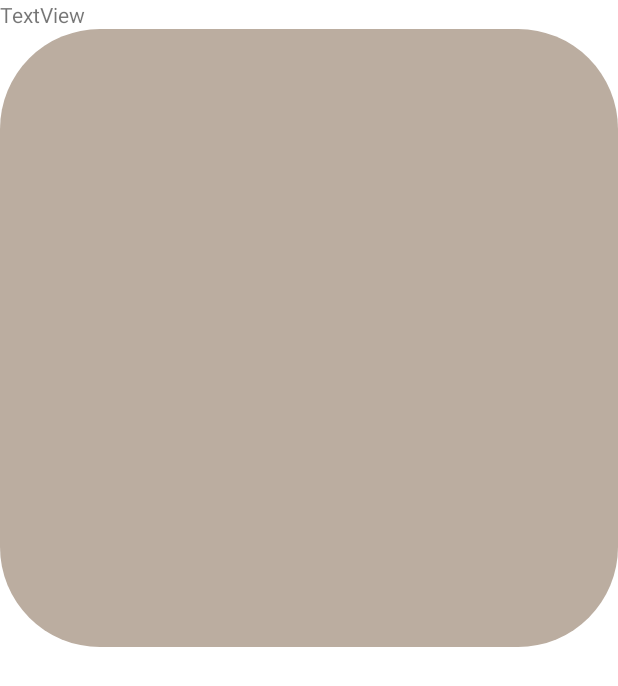
After one commit to h31/ProgrammingLabSummer2022Task3, an Android app: the GameActivity screen opened directly, with no data from a screen before it, on a phone screen of 412 x 824 dp. The commit adds this screen. Shown: the top 686 px of the screen. Run offline under Robolectric (Android 15) with nearby library versions, the phone set to English and light mode, and no system bars.

Commit message:
add GameActivity

```diff
--- /dev/null
+++ b/app/src/main/java/com/example/game/ui/Board.java
@@ -0,0 +1,27 @@
+package com.example.game.ui;
+import android.annotation.SuppressLint;
+import android.content.Context;
+import android.graphics.Canvas;
+import android.graphics.Color;
+import android.graphics.Paint;
+import android.graphics.RectF;
+import android.util.AttributeSet;
+import android.view.View;
+
+import androidx.annotation.Nullable;
+
+public class Board extends View {
+
+    public Board(Context context, @Nullable AttributeSet attrs) {
+        super(context, attrs);
+    }
+
+    @Override
+    protected void onDraw(Canvas canvas) {
+        @SuppressLint("DrawAllocation") Paint paint = new Paint();
+        paint.setColor(Color.parseColor("#bbada0"));
+        @SuppressLint("DrawAllocation") RectF rect = new RectF();
+        rect.set(0, 0, getWidth(), getWidth());
+        canvas.drawRoundRect(rect, 100, 100, paint);
+    }
+}
--- /dev/null
+++ b/app/src/main/java/com/example/game/ui/GameActivity.java
@@ -0,0 +1,16 @@
+package com.example.game.ui;
+
+import androidx.appcompat.app.AppCompatActivity;
+
+import android.os.Bundle;
+
+import com.example.game.R;
+
+public class GameActivity extends AppCompatActivity {
+
+    @Override
+    protected void onCreate(Bundle savedInstanceState) {
+        super.onCreate(savedInstanceState);
+        setContentView(R.layout.activity_game);
+    }
+}
--- /dev/null
+++ b/app/src/main/res/layout/activity_game.xml
@@ -0,0 +1,20 @@
+<?xml version="1.0" encoding="utf-8"?>
+<LinearLayout xmlns:android="http://schemas.android.com/apk/res/android"
+    xmlns:app="http://schemas.android.com/apk/res-auto"
+    xmlns:tools="http://schemas.android.com/tools"
+    android:layout_width="match_parent"
+    android:layout_height="match_parent"
+    tools:context=".ui.GameActivity"
+    android:orientation="vertical">
+
+    <TextView
+        android:id="@+id/textView"
+        android:layout_width="match_parent"
+        android:layout_height="wrap_content"
+        android:text="TextView" />
+
+    <com.example.game.ui.Board
+        android:id="@+id/board3"
+        android:layout_width="match_parent"
+        android:layout_height="wrap_content" />
+</LinearLayout>
--- a/app/src/main/res/layout/activity_main.xml
+++ b/app/src/main/res/layout/activity_main.xml
@@ -5,7 +5,7 @@
     android:layout_width="match_parent"
     android:layout_height="match_parent"
     tools:context="com.example.game.ui.MainActivity"
-    android:background="@color/white">
+    android:background="@color/background">
 
     <TextView
         android:id="@+id/logo"
--- a/app/src/main/res/layout/activity_settings.xml
+++ b/app/src/main/res/layout/activity_settings.xml
@@ -6,7 +6,7 @@
     android:layout_height="match_parent"
     android:orientation="vertical"
     tools:context="com.example.game.ui.SettingsActivity"
-    android:background="@color/white">
+    android:background="@color/background">
 
 
     <TextView
@@ -25,7 +25,7 @@
         android:layout_width="50sp"
         android:layout_height="50sp"
         android:layout_marginTop="35sp"
-        android:background="@color/white"
+        android:background="@color/background"
         android:src="@drawable/ic_back"
         app:layout_constraintEnd_toEndOf="parent"
         app:layout_constraintHorizontal_bias="0.027"
--- a/app/src/main/res/values/colors.xml
+++ b/app/src/main/res/values/colors.xml
@@ -9,4 +9,6 @@
     <color name="white">#FFFFFF</color>
     <color name="gray">#333333</color>
     <color name="textColorHint">#CCCC</color>
+    <color name="background">#faf8ef</color>
+    <color name="board">#bbada0</color>
 </resources>
--- a/app/src/main/res/values/strings.xml
+++ b/app/src/main/res/values/strings.xml
@@ -1,5 +1,5 @@
 <resources>
-    <string name="app_name">2040 game</string>
+    <string name="app_name">2048 game</string>
     <string name="logo">2048 game</string>
     <string name="newGame">Новая игра</string>
     <string name="settings">Настройки</string>
```
Also changed, not shown: app/src/main/AndroidManifest.xml (+5 -2 lines), app/src/main/java/com/example/game/ui/MainActivity.java (+7 -0 lines).
